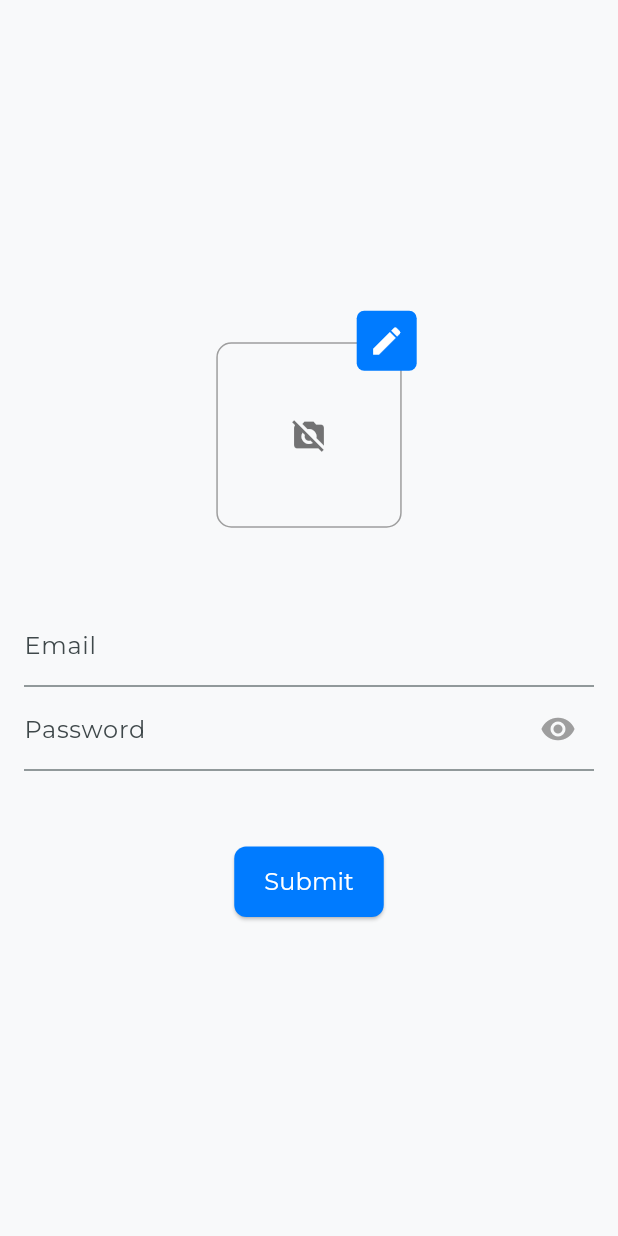
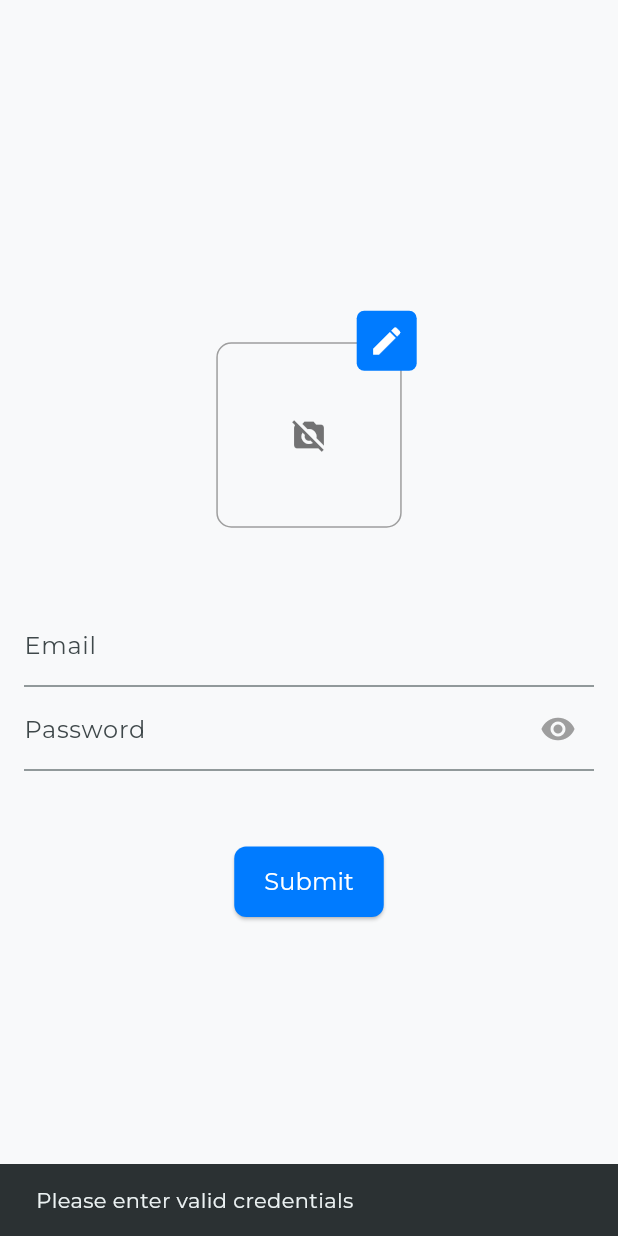
Before and after one commit to Kelvinbhavsar/vajro_task, a Flutter app: the screen it shows after launch, after a tap on "Submit", on a phone screen of 412 x 824 dp. Run offline on Flutter 3.47's test engine with Material 3 defaults, Android fonts, the phone set to English and light mode, and no system bars; our stand-ins replace bloc, equatable, flutter_bloc, image_picker, localstorage, permission_handler and 3 more; project files that could hold a hidden picture were left out.

Commit message:
Update login.dart

```diff
--- a/sample_task/lib/Screen/login.dart
+++ b/sample_task/lib/Screen/login.dart
@@ -46,14 +46,18 @@ class _MyHomePageState extends State<MyHomePage> {
 
   GlobalKey key = GlobalKey();
   bool obscureText = true;
+  FocusNode focusNodeEmail = FocusNode();
+  FocusNode focusNodePassword = FocusNode();
+
   @override
   Widget build(BuildContext context) {
     // _image =
 
     var imgPath = localStorage.getItem('imagePath');
 
-    return Material(
-      child: Container(
+    return Scaffold(
+      backgroundColor: ColorUtils.backgroundColor,
+      body: Container(
         padding: const EdgeInsets.all(16.0),
         color: ColorUtils.backgroundColor,
         child: Center(
@@ -118,6 +122,7 @@ class _MyHomePageState extends State<MyHomePage> {
                   TextFormField(
                     keyboardType: TextInputType.emailAddress,
                     controller: _emailController,
+                    focusNode: focusNodeEmail,
                     decoration: const InputDecoration(
                         labelText: 'Email', hintText: 'Enter your email'),
                     autovalidateMode: AutovalidateMode.onUserInteraction,
@@ -131,6 +136,7 @@ class _MyHomePageState extends State<MyHomePage> {
                   ),
                   TextFormField(
                     controller: _passwordController,
+                    focusNode: focusNodePassword,
                     keyboardType: TextInputType.visiblePassword,
                     obscureText: obscureText,
                     decoration: InputDecoration(
@@ -199,6 +205,14 @@ class _MyHomePageState extends State<MyHomePage> {
                             // MaterialPageRoute(
                             //     builder: (context) => const ListingPage()),
                             );
+                      } else {
+                        focusNodePassword.unfocus();
+                        focusNodeEmail.unfocus();
+                        // Scaffold(body: return ,);
+                        ScaffoldMessenger.of(context).showSnackBar(
+                          const SnackBar(
+                              content: Text('Please enter valid credentials')),
+                        );
                       }
                     }
                   },
```
